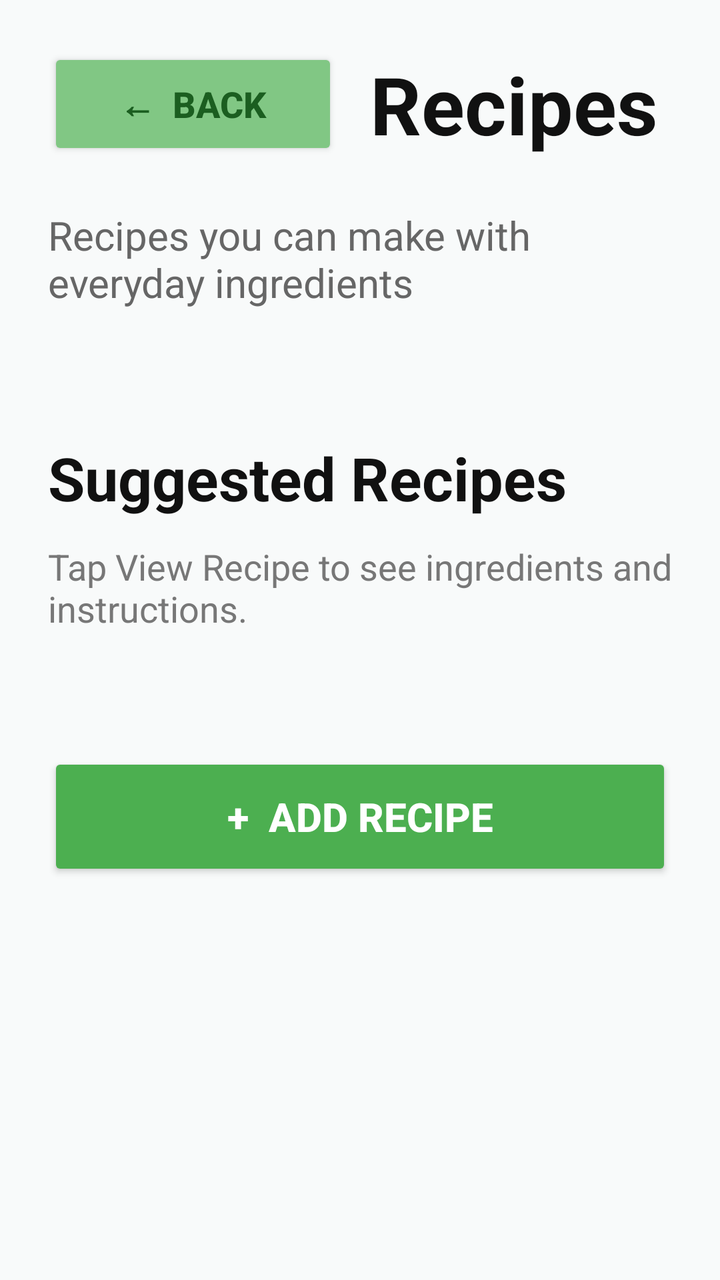
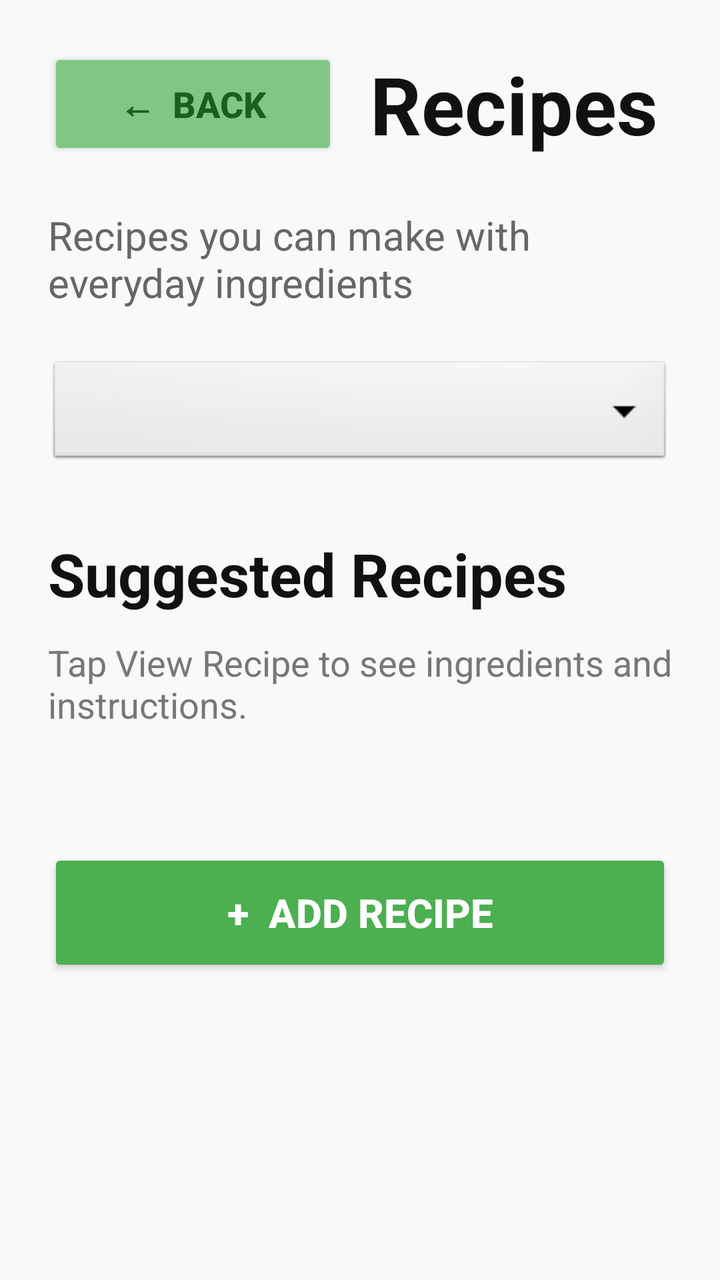

Compare the two renders of this Android layout. The source of the first and the diff that turns it into the second are given below.
<!-- AndroidManifest.xml: application theme Theme.SmartPantryManager -->
<!-- res/layout/activity_recipes.xml -->
<?xml version="1.0" encoding="utf-8"?>
<ScrollView
    xmlns:android="http://schemas.android.com/apk/res/android"
    android:layout_width="match_parent"
    android:layout_height="match_parent"
    android:fillViewport="true"
    android:background="#F8FAFA">

    <LinearLayout
        android:layout_width="match_parent"
        android:layout_height="wrap_content"
        android:orientation="vertical"
        android:padding="24dp">

        
        <LinearLayout
            android:layout_width="match_parent"
            android:layout_height="wrap_content"
            android:orientation="horizontal"
            android:gravity="center_vertical">

            <Button
                android:id="@+id/btnBack"
                android:layout_width="145dp"
                android:layout_height="56dp"
                android:backgroundTint="#81C784"
                android:text="←  Back"
                android:textColor="#1B5E20"
                android:textSize="18sp"
                android:textStyle="bold" />

            <TextView
                android:layout_width="0dp"
                android:layout_height="wrap_content"
                android:layout_weight="1"
                android:layout_marginStart="16dp"
                android:text="Recipes"
                android:textColor="#111111"
                android:textSize="40sp"
                android:textStyle="bold" />

        </LinearLayout>

        
        <TextView
            android:layout_width="match_parent"
            android:layout_height="wrap_content"
            android:layout_marginTop="24dp"
            android:text="Recipes you can make with everyday ingredients"
            android:textColor="#666666"
            android:textSize="20sp" />

        
        <TextView
            android:layout_width="match_parent"
            android:layout_height="wrap_content"
            android:layout_marginTop="64dp"
            android:text="Suggested Recipes"
            android:textColor="#111111"
            android:textSize="30sp"
            android:textStyle="bold" />

        
        <TextView
            android:layout_width="match_parent"
            android:layout_height="wrap_content"
            android:layout_marginTop="12dp"
            android:text="Tap View Recipe to see ingredients and instructions."
            android:textColor="#777777"
            android:textSize="18sp" />

        
        <LinearLayout
            android:id="@+id/recipeContainer"
            android:layout_width="match_parent"
            android:layout_height="wrap_content"
            android:layout_marginTop="28dp"
            android:orientation="vertical" />

        
        <Button
            android:id="@+id/btnAddRecipe"
            android:layout_width="match_parent"
            android:layout_height="64dp"
            android:layout_marginTop="32dp"
            android:layout_marginBottom="20dp"
            android:backgroundTint="#4CAF50"
            android:text="+  Add Recipe"
            android:textColor="#FFFFFF"
            android:textSize="20sp"
            android:textStyle="bold" />

    </LinearLayout>

</ScrollView>
<!-- resources referenced by this layout -->
<resources>
  <style name="Theme.SmartPantryManager" parent="Base.Theme.SmartPantryManager" />
  <style name="Base.Theme.SmartPantryManager" parent="Theme.Material3.DayNight.NoActionBar">
          
          
      </style>
</resources>

<!-- the commit's change to res/layout/activity_recipes.xml (unified diff, before → after) -->
@@ -51,10 +51,19 @@
             android:textSize="20sp" />
 
         
+        <Spinner
+            android:id="@+id/recipeFilterSpinner"
+            android:layout_width="match_parent"
+            android:layout_height="56dp"
+            android:layout_marginTop="24dp"
+            android:background="@android:drawable/btn_dropdown"
+            android:padding="8dp" />
+
+        
         <TextView
             android:layout_width="match_parent"
             android:layout_height="wrap_content"
-            android:layout_marginTop="64dp"
+            android:layout_marginTop="32dp"
             android:text="Suggested Recipes"
             android:textColor="#111111"
             android:textSize="30sp"
